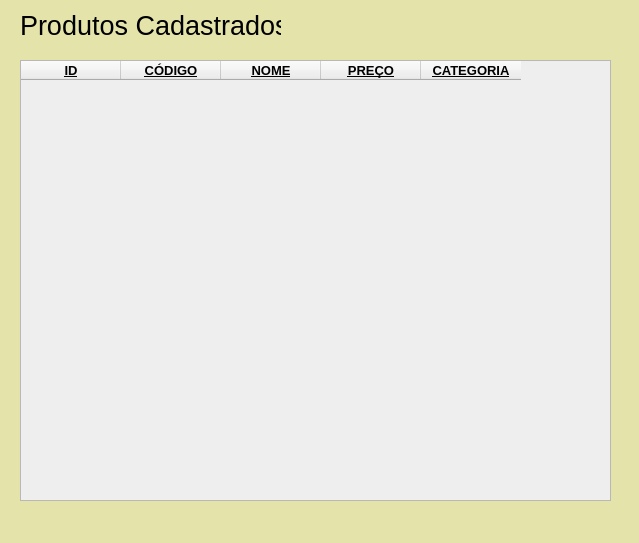
First picture: the form in listar_produtos.ui, repository akkarin934/projeto-es-estoque, before the edit.
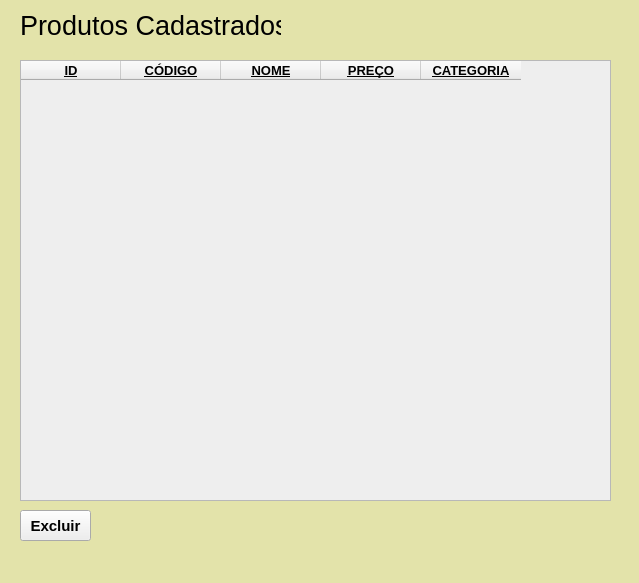
Second picture: the form after the edit.

Commit message:
versão quase final
Opção de excluir os registros cadastrados

```diff
--- a/listar_produtos.ui
+++ b/listar_produtos.ui
@@ -7,7 +7,7 @@
     <x>0</x>
     <y>0</y>
     <width>639</width>
-    <height>543</height>
+    <height>583</height>
    </rect>
   </property>
   <property name="windowTitle">
@@ -122,6 +122,30 @@
      </property>
     </column>
    </widget>
+   <widget class="QPushButton" name="pushButton">
+    <property name="geometry">
+     <rect>
+      <x>20</x>
+      <y>510</y>
+      <width>71</width>
+      <height>31</height>
+     </rect>
+    </property>
+    <property name="font">
+     <font>
+      <pointsize>11</pointsize>
+      <weight>75</weight>
+      <bold>true</bold>
+     </font>
+    </property>
+    <property name="styleSheet">
+     <string notr="true">background-color: rgb(238, 238, 238);
+</string>
+    </property>
+    <property name="text">
+     <string>Excluir</string>
+    </property>
+   </widget>
   </widget>
   <widget class="QMenuBar" name="menubar">
    <property name="geometry">
```
The commit also changes 1 other file.
